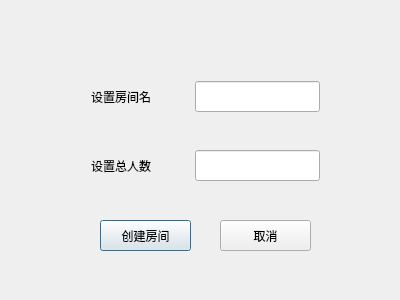
Qt form createroom.ui (TanyaAdams1/Client) before a commit.
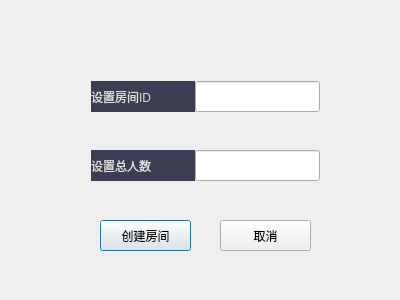
The same form after that commit. Icons and pictures are not drawn.

```diff
--- a/createroom.ui
+++ b/createroom.ui
@@ -47,15 +47,17 @@
     <rect>
      <x>91</x>
      <y>81</y>
-     <width>101</width>
+     <width>104</width>
      <height>31</height>
     </rect>
    </property>
    <property name="styleSheet">
-    <string notr="true">font: 75 12pt &quot;微软雅黑&quot;;</string>
+    <string notr="true">font: 75 12pt &quot;微软雅黑&quot;;
+color: rgb(222, 222, 222);
+background-color: rgba(10, 10, 40, 200);</string>
    </property>
    <property name="text">
-    <string>设置房间名</string>
+    <string>设置房间ID</string>
    </property>
   </widget>
   <widget class="QLabel" name="label_2">
@@ -63,12 +65,14 @@
     <rect>
      <x>91</x>
      <y>150</y>
-     <width>101</width>
+     <width>104</width>
      <height>31</height>
     </rect>
    </property>
    <property name="styleSheet">
-    <string notr="true">font: 75 12pt &quot;微软雅黑&quot;;</string>
+    <string notr="true">font: 75 12pt &quot;微软雅黑&quot;;
+color: rgb(222, 222, 222);
+background-color: rgba(10, 10, 40, 200);</string>
    </property>
    <property name="text">
     <string>设置总人数</string>
```
